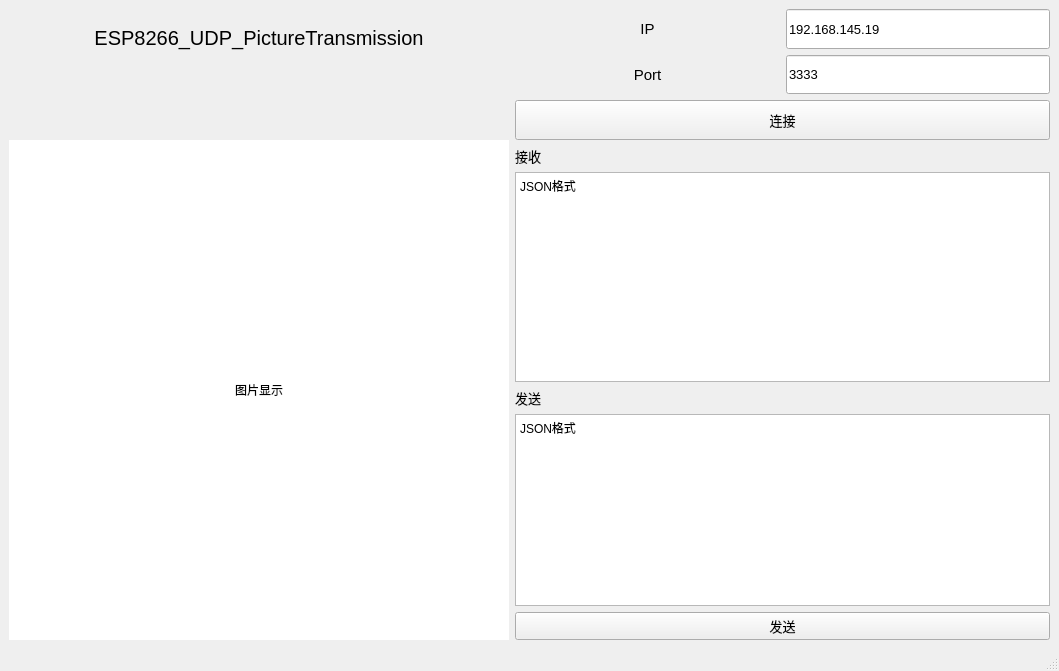
This is mainwindow.ui in WesterDrizzle/ESP8266PictureTranmissionSoftware as Qt 5 draws it before an edit. The edited form follows.
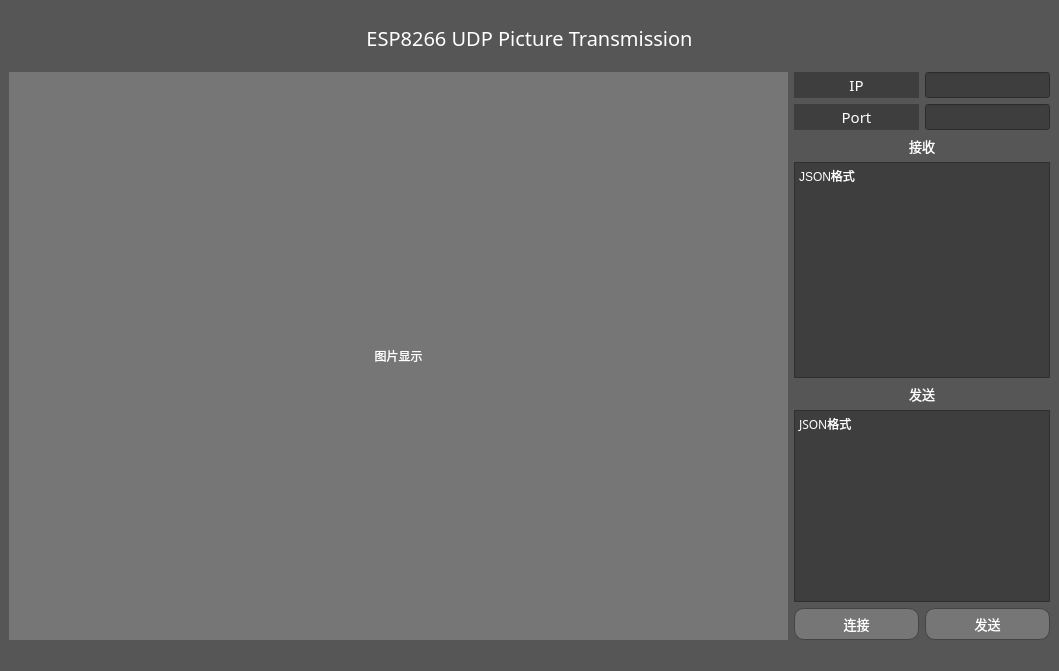
This is the edited form.

```diff
--- a/mainwindow.ui
+++ b/mainwindow.ui
@@ -20,26 +20,35 @@
    <string>MainWindow</string>
   </property>
   <property name="styleSheet">
-   <string notr="true"/>
+   <string notr="true">background-color: rgb(86, 86, 86);</string>
   </property>
   <widget class="QWidget" name="centralwidget">
    <layout class="QGridLayout" name="gridLayout_4">
-    <item row="2" column="0" rowspan="3">
+    <item row="2" column="0">
+     <layout class="QGridLayout" name="gridLayout_5" columnstretch="1,0">
+      <item row="1" column="0" rowspan="2">
      <widget class="QLabel" name="lBdisplay">
       <property name="sizePolicy">
-       <sizepolicy hsizetype="Fixed" vsizetype="Fixed">
+         <sizepolicy hsizetype="Preferred" vsizetype="Preferred">
         <horstretch>0</horstretch>
         <verstretch>0</verstretch>
        </sizepolicy>
       </property>
       <property name="minimumSize">
        <size>
-        <width>500</width>
-        <height>500</height>
-       </size>
-      </property>
+          <width>0</width>
+          <height>0</height>
+         </size>
+        </property>
+        <property name="font">
+         <font>
+          <family>三极榜楷简体</family>
+         </font>
+        </property>
       <property name="styleSheet">
-       <string notr="true">background-color: rgb(255, 255, 255);</string>
+         <string notr="true">
+background-color: rgb(118, 118, 118);
+color: rgb(255, 255, 255);</string>
       </property>
       <property name="text">
        <string>图片显示</string>
@@ -49,132 +58,21 @@
       </property>
      </widget>
     </item>
-    <item row="4" column="1">
-     <layout class="QGridLayout" name="gridLayout_3">
-      <item row="0" column="0">
-       <widget class="QLabel" name="label_5">
-        <property name="font">
-         <font>
-          <pointsize>10</pointsize>
-         </font>
-        </property>
-        <property name="text">
-         <string>发送</string>
-        </property>
-        <property name="alignment">
-         <set>Qt::AlignmentFlag::AlignLeading|Qt::AlignmentFlag::AlignLeft|Qt::AlignmentFlag::AlignVCenter</set>
-        </property>
-       </widget>
-      </item>
-      <item row="1" column="0">
-       <widget class="QTextEdit" name="tESend">
-        <property name="minimumSize">
-         <size>
-          <width>400</width>
-          <height>0</height>
-         </size>
-        </property>
-        <property name="html">
-         <string>&lt;!DOCTYPE HTML PUBLIC &quot;-//W3C//DTD HTML 4.0//EN&quot; &quot;http://www.w3.org/TR/REC-html40/strict.dtd&quot;&gt;
-&lt;html&gt;&lt;head&gt;&lt;meta name=&quot;qrichtext&quot; content=&quot;1&quot; /&gt;&lt;meta charset=&quot;utf-8&quot; /&gt;&lt;style type=&quot;text/css&quot;&gt;
-p, li { white-space: pre-wrap; }
-hr { height: 1px; border-width: 0; }
-li.unchecked::marker { content: &quot;\2610&quot;; }
-li.checked::marker { content: &quot;\2612&quot;; }
-&lt;/style&gt;&lt;/head&gt;&lt;body style=&quot; font-family:'Microsoft YaHei UI'; font-size:9pt; font-weight:400; font-style:normal;&quot;&gt;
-&lt;p style=&quot; margin-top:0px; margin-bottom:0px; margin-left:0px; margin-right:0px; -qt-block-indent:0; text-indent:0px;&quot;&gt;JSON格式&lt;/p&gt;&lt;/body&gt;&lt;/html&gt;</string>
-        </property>
-       </widget>
-      </item>
-      <item row="2" column="0">
-       <widget class="QPushButton" name="pBsend">
-        <property name="sizePolicy">
-         <sizepolicy hsizetype="Preferred" vsizetype="Preferred">
-          <horstretch>0</horstretch>
-          <verstretch>0</verstretch>
-         </sizepolicy>
-        </property>
-        <property name="font">
-         <font>
-          <pointsize>10</pointsize>
-         </font>
-        </property>
-        <property name="text">
-         <string>发送</string>
-        </property>
-       </widget>
-      </item>
-     </layout>
-    </item>
-    <item row="3" column="1">
-     <layout class="QGridLayout" name="gridLayout_2">
-      <item row="0" column="0">
-       <widget class="QLabel" name="label_6">
-        <property name="font">
-         <font>
-          <pointsize>10</pointsize>
-         </font>
-        </property>
-        <property name="text">
-         <string>接收</string>
-        </property>
-        <property name="alignment">
-         <set>Qt::AlignmentFlag::AlignLeading|Qt::AlignmentFlag::AlignLeft|Qt::AlignmentFlag::AlignVCenter</set>
-        </property>
-       </widget>
-      </item>
-      <item row="1" column="0">
-       <widget class="QTextEdit" name="tEReceive">
-        <property name="minimumSize">
-         <size>
-          <width>400</width>
-          <height>0</height>
-         </size>
-        </property>
-        <property name="html">
-         <string>&lt;!DOCTYPE HTML PUBLIC &quot;-//W3C//DTD HTML 4.0//EN&quot; &quot;http://www.w3.org/TR/REC-html40/strict.dtd&quot;&gt;
-&lt;html&gt;&lt;head&gt;&lt;meta name=&quot;qrichtext&quot; content=&quot;1&quot; /&gt;&lt;meta charset=&quot;utf-8&quot; /&gt;&lt;style type=&quot;text/css&quot;&gt;
-p, li { white-space: pre-wrap; }
-hr { height: 1px; border-width: 0; }
-li.unchecked::marker { content: &quot;\2610&quot;; }
-li.checked::marker { content: &quot;\2612&quot;; }
-&lt;/style&gt;&lt;/head&gt;&lt;body style=&quot; font-family:'Microsoft YaHei UI'; font-size:9pt; font-weight:400; font-style:normal;&quot;&gt;
-&lt;p style=&quot; margin-top:0px; margin-bottom:0px; margin-left:0px; margin-right:0px; -qt-block-indent:0; text-indent:0px;&quot;&gt;JSON格式&lt;/p&gt;&lt;/body&gt;&lt;/html&gt;</string>
-        </property>
-       </widget>
-      </item>
-     </layout>
-    </item>
-    <item row="0" column="0">
-     <widget class="QLabel" name="label_4">
-      <property name="minimumSize">
-       <size>
-        <width>0</width>
-        <height>57</height>
-       </size>
-      </property>
-      <property name="font">
-       <font>
-        <pointsize>15</pointsize>
-       </font>
-      </property>
-      <property name="text">
-       <string>ESP8266_UDP_PictureTransmission</string>
-      </property>
-      <property name="alignment">
-       <set>Qt::AlignmentFlag::AlignCenter</set>
-      </property>
-     </widget>
-    </item>
-    <item row="0" column="1" rowspan="3">
+      <item row="1" column="1">
      <layout class="QGridLayout" name="gridLayout">
       <item row="0" column="0">
        <widget class="QLabel" name="label_2">
         <property name="font">
          <font>
+            <family>三极榜楷简体</family>
           <pointsize>11</pointsize>
          </font>
         </property>
+          <property name="styleSheet">
+           <string notr="true">background-color: rgb(62, 62, 62);
+
+color: rgb(255, 255, 255);</string>
+          </property>
         <property name="text">
          <string>IP</string>
         </property>
@@ -193,11 +91,17 @@
         </property>
         <property name="font">
          <font>
+            <family>三极榜楷简体</family>
           <pointsize>10</pointsize>
          </font>
         </property>
+          <property name="styleSheet">
+           <string notr="true">
+background-color: rgb(62, 62, 62);
+color: rgb(255, 255, 255);</string>
+          </property>
         <property name="text">
-         <string>192.168.145.19</string>
+           <string/>
         </property>
        </widget>
       </item>
@@ -205,9 +109,15 @@
        <widget class="QLabel" name="label_3">
         <property name="font">
          <font>
+            <family>三极榜楷简体</family>
           <pointsize>11</pointsize>
          </font>
         </property>
+          <property name="styleSheet">
+           <string notr="true">background-color: rgb(62, 62, 62);
+
+color: rgb(255, 255, 255);</string>
+          </property>
         <property name="text">
          <string>Port</string>
         </property>
@@ -226,15 +136,86 @@
         </property>
         <property name="font">
          <font>
+            <family>三极榜楷简体</family>
           <pointsize>10</pointsize>
          </font>
         </property>
+          <property name="styleSheet">
+           <string notr="true">
+background-color: rgb(62, 62, 62);
+color: rgb(255, 255, 255);</string>
+          </property>
         <property name="text">
-         <string>3333</string>
+           <string/>
         </property>
        </widget>
       </item>
-      <item row="2" column="0" colspan="2">
+       </layout>
+      </item>
+      <item row="2" column="1">
+       <layout class="QGridLayout" name="gridLayout_2">
+        <item row="0" column="0">
+         <widget class="QLabel" name="label_6">
+          <property name="font">
+           <font>
+            <family>三极榜楷简体</family>
+            <pointsize>10</pointsize>
+           </font>
+          </property>
+          <property name="styleSheet">
+           <string notr="true">
+color: rgb(255, 255, 255);</string>
+          </property>
+          <property name="frameShadow">
+           <enum>QFrame::Shadow::Plain</enum>
+          </property>
+          <property name="text">
+           <string>接收</string>
+          </property>
+          <property name="alignment">
+           <set>Qt::AlignmentFlag::AlignCenter</set>
+          </property>
+         </widget>
+        </item>
+        <item row="1" column="0">
+         <widget class="QTextEdit" name="tEReceive">
+          <property name="sizePolicy">
+           <sizepolicy hsizetype="Preferred" vsizetype="Expanding">
+            <horstretch>0</horstretch>
+            <verstretch>0</verstretch>
+           </sizepolicy>
+          </property>
+          <property name="minimumSize">
+           <size>
+            <width>0</width>
+            <height>0</height>
+           </size>
+          </property>
+          <property name="font">
+           <font>
+            <bold>false</bold>
+           </font>
+          </property>
+          <property name="styleSheet">
+           <string notr="true">
+background-color: rgb(62, 62, 62);
+color: rgb(255, 255, 255);</string>
+          </property>
+          <property name="html">
+           <string>&lt;!DOCTYPE HTML PUBLIC &quot;-//W3C//DTD HTML 4.0//EN&quot; &quot;http://www.w3.org/TR/REC-html40/strict.dtd&quot;&gt;
+&lt;html&gt;&lt;head&gt;&lt;meta name=&quot;qrichtext&quot; content=&quot;1&quot; /&gt;&lt;meta charset=&quot;utf-8&quot; /&gt;&lt;style type=&quot;text/css&quot;&gt;
+p, li { white-space: pre-wrap; }
+hr { height: 1px; border-width: 0; }
+li.unchecked::marker { content: &quot;\2610&quot;; }
+li.checked::marker { content: &quot;\2612&quot;; }
+&lt;/style&gt;&lt;/head&gt;&lt;body style=&quot; font-family:'Microsoft YaHei UI'; font-size:9pt; font-weight:400; font-style:normal;&quot;&gt;
+&lt;p style=&quot; margin-top:0px; margin-bottom:0px; margin-left:0px; margin-right:0px; -qt-block-indent:0; text-indent:0px;&quot;&gt;JSON格式&lt;/p&gt;&lt;/body&gt;&lt;/html&gt;</string>
+          </property>
+         </widget>
+        </item>
+        <item row="2" column="0">
+         <layout class="QGridLayout" name="gridLayout_3">
+          <item row="2" column="0">
        <widget class="QPushButton" name="pBconnect">
         <property name="sizePolicy">
          <sizepolicy hsizetype="Preferred" vsizetype="Preferred">
@@ -244,28 +225,163 @@
         </property>
         <property name="font">
          <font>
+              <family>三极榜楷简体</family>
           <pointsize>10</pointsize>
          </font>
         </property>
+            <property name="styleSheet">
+             <string notr="true">QPushButton {
+    background-color: #767676; /* 按钮背景颜色 */
+    color: #FFFFFF; /* 文字颜色 */
+    border: 1px solid #444444; /* 边框颜色和样式 */
+    border-radius: 10px; /* 边框圆角 */
+    min-height: 20px; /* 最小高度 */
+    padding: 5px; /* 内边距 */
+}
+
+
+QPushButton:pressed {
+    background-color: #505050; /* 按钮被按下时的背景颜色 */
+}
+
+QPushButton:disabled {
+    background-color: #404040; /* 禁用状态的背景颜色 */
+    color: #808080; /* 禁用状态的文字颜色 */
+}</string>
+            </property>
         <property name="text">
          <string>连接</string>
         </property>
        </widget>
       </item>
-     </layout>
-    </item>
-    <item row="1" column="0">
-     <spacer name="verticalSpacer">
-      <property name="orientation">
-       <enum>Qt::Orientation::Vertical</enum>
-      </property>
-      <property name="sizeHint" stdset="0">
+          <item row="2" column="1">
+           <widget class="QPushButton" name="pBsend">
+            <property name="sizePolicy">
+             <sizepolicy hsizetype="Preferred" vsizetype="Preferred">
+              <horstretch>0</horstretch>
+              <verstretch>0</verstretch>
+             </sizepolicy>
+            </property>
+            <property name="font">
+             <font>
+              <family>三极榜楷简体</family>
+              <pointsize>10</pointsize>
+             </font>
+            </property>
+            <property name="styleSheet">
+             <string notr="true">QPushButton {
+    background-color: #767676; /* 按钮背景颜色 */
+    color: #FFFFFF; /* 文字颜色 */
+    border: 1px solid #444444; /* 边框颜色和样式 */
+    border-radius: 10px; /* 边框圆角 */
+    min-height: 20px; /* 最小高度 */
+    padding: 5px; /* 内边距 */
+}
+
+
+QPushButton:pressed {
+    background-color: #505050; /* 按钮被按下时的背景颜色 */
+}
+
+QPushButton:disabled {
+    background-color: #404040; /* 禁用状态的背景颜色 */
+    color: #808080; /* 禁用状态的文字颜色 */
+}</string>
+            </property>
+            <property name="text">
+             <string>发送</string>
+            </property>
+           </widget>
+          </item>
+          <item row="1" column="0" colspan="2">
+           <widget class="QTextEdit" name="tESend">
+            <property name="sizePolicy">
+             <sizepolicy hsizetype="Preferred" vsizetype="Expanding">
+              <horstretch>0</horstretch>
+              <verstretch>0</verstretch>
+             </sizepolicy>
+            </property>
+            <property name="minimumSize">
        <size>
-        <width>20</width>
-        <height>29</height>
-       </size>
-      </property>
-     </spacer>
+              <width>0</width>
+              <height>0</height>
+             </size>
+            </property>
+            <property name="font">
+             <font>
+              <family>三极榜楷简体</family>
+             </font>
+            </property>
+            <property name="styleSheet">
+             <string notr="true">
+background-color: rgb(62, 62, 62);
+color: rgb(255, 255, 255);</string>
+            </property>
+            <property name="html">
+             <string>&lt;!DOCTYPE HTML PUBLIC &quot;-//W3C//DTD HTML 4.0//EN&quot; &quot;http://www.w3.org/TR/REC-html40/strict.dtd&quot;&gt;
+&lt;html&gt;&lt;head&gt;&lt;meta name=&quot;qrichtext&quot; content=&quot;1&quot; /&gt;&lt;meta charset=&quot;utf-8&quot; /&gt;&lt;style type=&quot;text/css&quot;&gt;
+p, li { white-space: pre-wrap; }
+hr { height: 1px; border-width: 0; }
+li.unchecked::marker { content: &quot;\2610&quot;; }
+li.checked::marker { content: &quot;\2612&quot;; }
+&lt;/style&gt;&lt;/head&gt;&lt;body style=&quot; font-family:'三极榜楷简体'; font-size:9pt; font-weight:400; font-style:normal;&quot;&gt;
+&lt;p style=&quot; margin-top:0px; margin-bottom:0px; margin-left:0px; margin-right:0px; -qt-block-indent:0; text-indent:0px;&quot;&gt;&lt;span style=&quot; font-family:'Microsoft YaHei UI';&quot;&gt;JSON格式&lt;/span&gt;&lt;/p&gt;&lt;/body&gt;&lt;/html&gt;</string>
+            </property>
+           </widget>
+          </item>
+          <item row="0" column="0" colspan="2">
+           <widget class="QLabel" name="label_5">
+            <property name="font">
+             <font>
+              <family>三极榜楷简体</family>
+              <pointsize>10</pointsize>
+             </font>
+            </property>
+            <property name="styleSheet">
+             <string notr="true">
+color: rgb(255, 255, 255);</string>
+            </property>
+            <property name="frameShadow">
+             <enum>QFrame::Shadow::Plain</enum>
+            </property>
+            <property name="text">
+             <string>发送</string>
+            </property>
+            <property name="alignment">
+             <set>Qt::AlignmentFlag::AlignCenter</set>
+            </property>
+           </widget>
+          </item>
+         </layout>
+        </item>
+       </layout>
+      </item>
+      <item row="0" column="0" colspan="2">
+       <widget class="QLabel" name="label_4">
+        <property name="minimumSize">
+         <size>
+          <width>0</width>
+          <height>57</height>
+         </size>
+        </property>
+        <property name="font">
+         <font>
+          <family>三极榜楷简体</family>
+          <pointsize>15</pointsize>
+         </font>
+        </property>
+        <property name="styleSheet">
+         <string notr="true">color: rgb(255, 255, 255);</string>
+        </property>
+        <property name="text">
+         <string>ESP8266 UDP Picture Transmission</string>
+        </property>
+        <property name="alignment">
+         <set>Qt::AlignmentFlag::AlignCenter</set>
+        </property>
+       </widget>
+      </item>
+     </layout>
     </item>
    </layout>
   </widget>
```
Left out of the diff: 2 changed lines with no effect on the pictures. Lines whose indentation alone changed are shown as unchanged.
